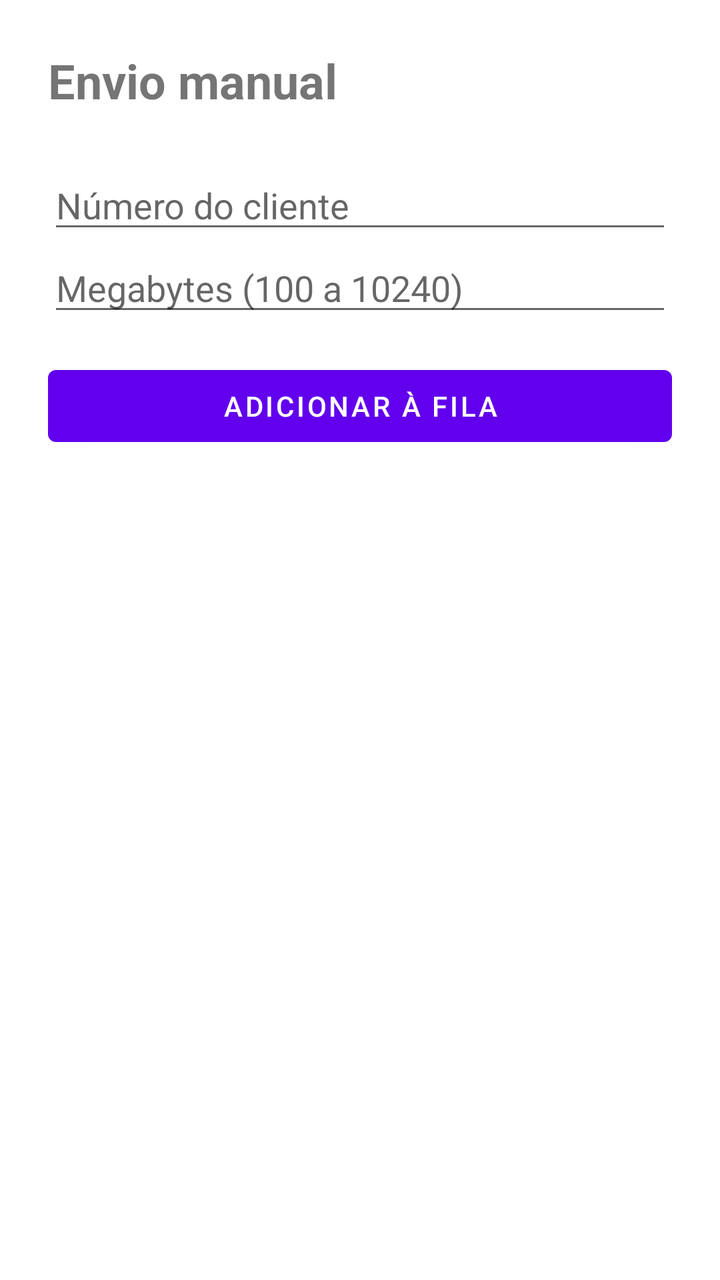
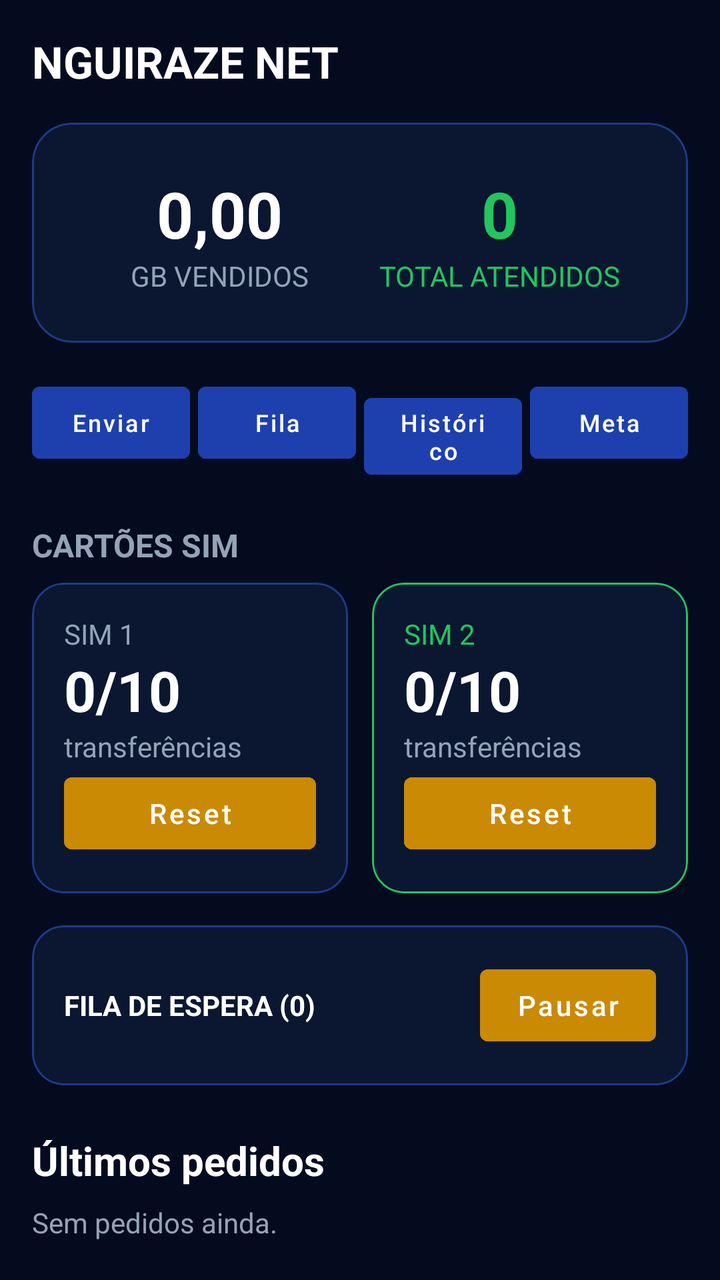

Compare the two renders of this Android layout. The source of the first and the diff that turns it into the second are given below.
<!-- AndroidManifest.xml: application theme Theme.AppMegas -->
<!-- res/layout/activity_main.xml -->
<?xml version="1.0" encoding="utf-8"?>
<LinearLayout xmlns:android="http://schemas.android.com/apk/res/android"
    android:layout_width="match_parent"
    android:layout_height="match_parent"
    android:orientation="vertical"
    android:padding="24dp">

    <TextView
        android:layout_width="wrap_content"
        android:layout_height="wrap_content"
        android:text="Envio manual"
        android:textSize="24sp"
        android:textStyle="bold" />

    <EditText
        android:id="@+id/campoNumero"
        android:layout_width="match_parent"
        android:layout_height="wrap_content"
        android:layout_marginTop="24dp"
        android:hint="Número do cliente"
        android:inputType="phone"
        android:maxLength="9" />

    <EditText
        android:id="@+id/campoMegas"
        android:layout_width="match_parent"
        android:layout_height="wrap_content"
        android:hint="Megabytes (100 a 10240)"
        android:inputType="number" />

    <Button
        android:id="@+id/botaoEnviar"
        android:layout_width="match_parent"
        android:layout_height="wrap_content"
        android:layout_marginTop="16dp"
        android:text="Adicionar à fila" />

    <TextView
        android:id="@+id/textoEstado"
        android:layout_width="wrap_content"
        android:layout_height="wrap_content"
        android:layout_marginTop="16dp"
        android:textSize="16sp" />
</LinearLayout>
<!-- resources referenced by this layout -->
<resources>
  <style name="Theme.AppMegas" parent="Theme.MaterialComponents.DayNight.NoActionBar" />
</resources>

<!-- the commit's change to res/layout/activity_main.xml (unified diff, before → after) -->
@@ -1,44 +1,297 @@
 <?xml version="1.0" encoding="utf-8"?>
-<LinearLayout xmlns:android="http://schemas.android.com/apk/res/android"
+<ScrollView xmlns:android="http://schemas.android.com/apk/res/android"
+    xmlns:app="http://schemas.android.com/apk/res-auto"
     android:layout_width="match_parent"
     android:layout_height="match_parent"
-    android:orientation="vertical"
-    android:padding="24dp">
-
-    <TextView
-        android:layout_width="wrap_content"
-        android:layout_height="wrap_content"
-        android:text="Envio manual"
-        android:textSize="24sp"
-        android:textStyle="bold" />
-
-    <EditText
-        android:id="@+id/campoNumero"
+    android:background="#050B1F">
+
+    <LinearLayout
         android:layout_width="match_parent"
         android:layout_height="wrap_content"
-        android:layout_marginTop="24dp"
-        android:hint="Número do cliente"
-        android:inputType="phone"
-        android:maxLength="9" />
-
-    <EditText
-        android:id="@+id/campoMegas"
-        android:layout_width="match_parent"
-        android:layout_height="wrap_content"
-        android:hint="Megabytes (100 a 10240)"
-        android:inputType="number" />
-
-    <Button
-        android:id="@+id/botaoEnviar"
-        android:layout_width="match_parent"
-        android:layout_height="wrap_content"
-        android:layout_marginTop="16dp"
-        android:text="Adicionar à fila" />
-
-    <TextView
-        android:id="@+id/textoEstado"
-        android:layout_width="wrap_content"
-        android:layout_height="wrap_content"
-        android:layout_marginTop="16dp"
-        android:textSize="16sp" />
-</LinearLayout>
+        android:orientation="vertical"
+        android:padding="16dp">
+
+        <TextView
+            android:layout_width="wrap_content"
+            android:layout_height="wrap_content"
+            android:text="NGUIRAZE NET"
+            android:textColor="#FFFFFF"
+            android:textSize="22sp"
+            android:textStyle="bold" />
+
+        <com.google.android.material.card.MaterialCardView
+            android:layout_width="match_parent"
+            android:layout_height="wrap_content"
+            android:layout_marginTop="16dp"
+            app:cardBackgroundColor="#0B1730"
+            app:cardCornerRadius="20dp"
+            app:strokeColor="#1E3A8A"
+            app:strokeWidth="1dp">
+
+            <LinearLayout
+                android:layout_width="match_parent"
+                android:layout_height="wrap_content"
+                android:orientation="horizontal"
+                android:padding="24dp">
+
+                <LinearLayout
+                    android:layout_width="0dp"
+                    android:layout_height="wrap_content"
+                    android:layout_weight="1"
+                    android:gravity="center"
+                    android:orientation="vertical">
+
+                    <TextView
+                        android:id="@+id/textoGb"
+                        android:layout_width="wrap_content"
+                        android:layout_height="wrap_content"
+                        android:text="0,00"
+                        android:textColor="#FFFFFF"
+                        android:textSize="32sp"
+                        android:textStyle="bold" />
+
+                    <TextView
+                        android:layout_width="wrap_content"
+                        android:layout_height="wrap_content"
+                        android:text="GB VENDIDOS"
+                        android:textColor="#94A3B8" />
+                </LinearLayout>
+
+                <LinearLayout
+                    android:layout_width="0dp"
+                    android:layout_height="wrap_content"
+                    android:layout_weight="1"
+                    android:gravity="center"
+                    android:orientation="vertical">
+
+                    <TextView
+                        android:id="@+id/textoAtendidos"
+                        android:layout_width="wrap_content"
+                        android:layout_height="wrap_content"
+                        android:text="0"
+                        android:textColor="#22C55E"
+                        android:textSize="32sp"
+                        android:textStyle="bold" />
+
+                    <TextView
+                        android:layout_width="wrap_content"
+                        android:layout_height="wrap_content"
+                        android:text="TOTAL ATENDIDOS"
+                        android:textColor="#22C55E" />
+                </LinearLayout>
+            </LinearLayout>
+        </com.google.android.material.card.MaterialCardView>
+
+        <LinearLayout
+            android:layout_width="match_parent"
+            android:layout_height="wrap_content"
+            android:layout_marginTop="16dp"
+            android:orientation="horizontal">
+
+            <Button
+                android:id="@+id/botaoEnviar"
+                android:layout_width="0dp"
+                android:layout_height="wrap_content"
+                android:layout_marginEnd="4dp"
+                android:layout_weight="1"
+                android:backgroundTint="#1E40AF"
+                android:text="Enviar"
+                android:textAllCaps="false"
+                android:textSize="12sp" />
+
+            <Button
+                android:id="@+id/botaoFila"
+                android:layout_width="0dp"
+                android:layout_height="wrap_content"
+                android:layout_marginEnd="4dp"
+                android:layout_weight="1"
+                android:backgroundTint="#1E40AF"
+                android:text="Fila"
+                android:textAllCaps="false"
+                android:textSize="12sp" />
+
+            <Button
+                android:id="@+id/botaoHistorico"
+                android:layout_width="0dp"
+                android:layout_height="wrap_content"
+                android:layout_marginEnd="4dp"
+                android:layout_weight="1"
+                android:backgroundTint="#1E40AF"
+                android:text="Histórico"
+                android:textAllCaps="false"
+                android:textSize="12sp" />
+
+            <Button
+                android:id="@+id/botaoMeta"
+                android:layout_width="0dp"
+                android:layout_height="wrap_content"
+                android:layout_weight="1"
+                android:backgroundTint="#1E40AF"
+                android:text="Meta"
+                android:textAllCaps="false"
+                android:textSize="12sp" />
+        </LinearLayout>
+
+        <TextView
+            android:layout_width="wrap_content"
+            android:layout_height="wrap_content"
+            android:layout_marginTop="24dp"
+            android:text="CARTÕES SIM"
+            android:textColor="#94A3B8"
+            android:textSize="16sp"
+            android:textStyle="bold" />
+
+        <LinearLayout
+            android:layout_width="match_parent"
+            android:layout_height="wrap_content"
+            android:layout_marginTop="8dp"
+            android:orientation="horizontal">
+
+            <com.google.android.material.card.MaterialCardView
+                android:layout_width="0dp"
+                android:layout_height="wrap_content"
+                android:layout_marginEnd="6dp"
+                android:layout_weight="1"
+                app:cardBackgroundColor="#0B1730"
+                app:cardCornerRadius="16dp"
+                app:strokeColor="#1E3A8A"
+                app:strokeWidth="1dp">
+
+                <LinearLayout
+                    android:layout_width="match_parent"
+                    android:layout_height="wrap_content"
+                    android:orientation="vertical"
+                    android:padding="16dp">
+
+                    <TextView
+                        android:layout_width="wrap_content"
+                        android:layout_height="wrap_content"
+                        android:text="SIM 1"
+                        android:textColor="#94A3B8" />
+
+                    <TextView
+                        android:id="@+id/textoSim1"
+                        android:layout_width="wrap_content"
+                        android:layout_height="wrap_content"
+                        android:text="0/10"
+                        android:textColor="#FFFFFF"
+                        android:textSize="28sp"
+                        android:textStyle="bold" />
+
+                    <TextView
+                        android:layout_width="wrap_content"
+                        android:layout_height="wrap_content"
+                        android:text="transferências"
+                        android:textColor="#94A3B8" />
+
+                    <Button
+                        android:id="@+id/botaoReset1"
+                        android:layout_width="match_parent"
+                        android:layout_height="wrap_content"
+                        android:backgroundTint="#CA8A04"
+                        android:text="Reset"
+                        android:textAllCaps="false" />
+                </LinearLayout>
+            </com.google.android.material.card.MaterialCardView>
+
+            <com.google.android.material.card.MaterialCardView
+                android:layout_width="0dp"
+                android:layout_height="wrap_content"
+                android:layout_marginStart="6dp"
+                android:layout_weight="1"
+                app:cardBackgroundColor="#0B1730"
+                app:cardCornerRadius="16dp"
+                app:strokeColor="#22C55E"
+                app:strokeWidth="1dp">
+
+                <LinearLayout
+                    android:layout_width="match_parent"
+                    android:layout_height="wrap_content"
+                    android:orientation="vertical"
+                    android:padding="16dp">
+
+                    <TextView
+                        android:layout_width="wrap_content"
+                        android:layout_height="wrap_content"
+                        android:text="SIM 2"
+                        android:textColor="#22C55E" />
+
+                    <TextView
+                        android:id="@+id/textoSim2"
+                        android:layout_width="wrap_content"
+                        android:layout_height="wrap_content"
+                        android:text="0/10"
+                        android:textColor="#FFFFFF"
+                        android:textSize="28sp"
+                        android:textStyle="bold" />
+
+                    <TextView
+                        android:layout_width="wrap_content"
+                        android:layout_height="wrap_content"
+                        android:text="transferências"
+                        android:textColor="#94A3B8" />
+
+                    <Button
+                        android:id="@+id/botaoReset2"
+                        android:layout_width="match_parent"
+                        android:layout_height="wrap_content"
+                        android:backgroundTint="#CA8A04"
+                        android:text="Reset"
+                        android:textAllCaps="false" />
+                </LinearLayout>
+            </com.google.android.material.card.MaterialCardView>
+        </LinearLayout>
+
+        <com.google.android.material.card.MaterialCardView
+            android:layout_width="match_parent"
+            android:layout_height="wrap_content"
+            android:layout_marginTop="16dp"
+            app:cardBackgroundColor="#0B1730"
+            app:cardCornerRadius="16dp"
+            app:strokeColor="#1E3A8A"
+            app:strokeWidth="1dp">
+
+            <LinearLayout
+                android:layout_width="match_parent"
+                android:layout_height="wrap_content"
+                android:gravity="center_vertical"
+                android:orientation="horizontal"
+                android:padding="16dp">
+
+                <TextView
+                    android:id="@+id/textoFila"
+                    android:layout_width="0dp"
+                    android:layout_height="wrap_content"
+                    android:layout_weight="1"
+                    android:text="FILA DE ESPERA (0)"
+                    android:textColor="#FFFFFF"
+                    android:textStyle="bold" />
+
+                <Button
+                    android:id="@+id/botaoPausar"
+                    android:layout_width="wrap_content"
+                    android:layout_height="wrap_content"
+                    android:backgroundTint="#CA8A04"
+                    android:text="Pausar"
+                    android:textAllCaps="false" />
+            </LinearLayout>
+        </com.google.android.material.card.MaterialCardView>
+
+        <TextView
+            android:layout_width="wrap_content"
+            android:layout_height="wrap_content"
+            android:layout_marginTop="24dp"
+            android:text="Últimos pedidos"
+            android:textColor="#FFFFFF"
+            android:textSize="20sp"
+            android:textStyle="bold" />
+
+        <TextView
+            android:id="@+id/textoPedidos"
+            android:layout_width="wrap_content"
+            android:layout_height="wrap_content"
+            android:layout_marginTop="8dp"
+            android:text="Sem pedidos ainda."
+            android:textColor="#94A3B8" />
+    </LinearLayout>
+</ScrollView>
